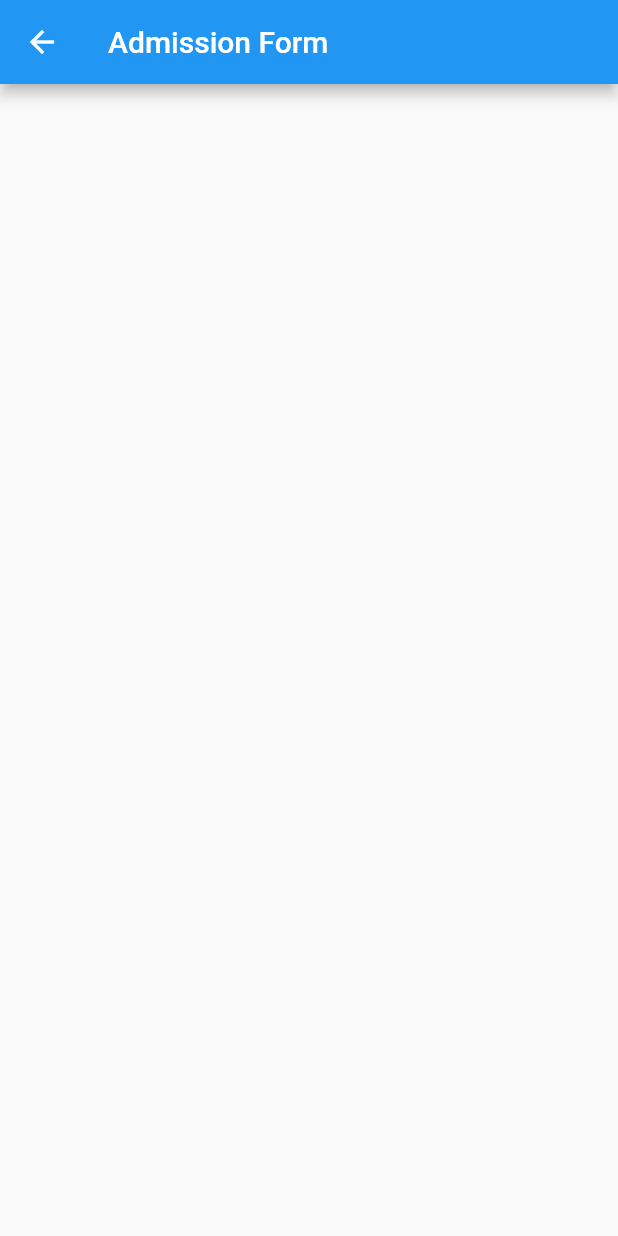
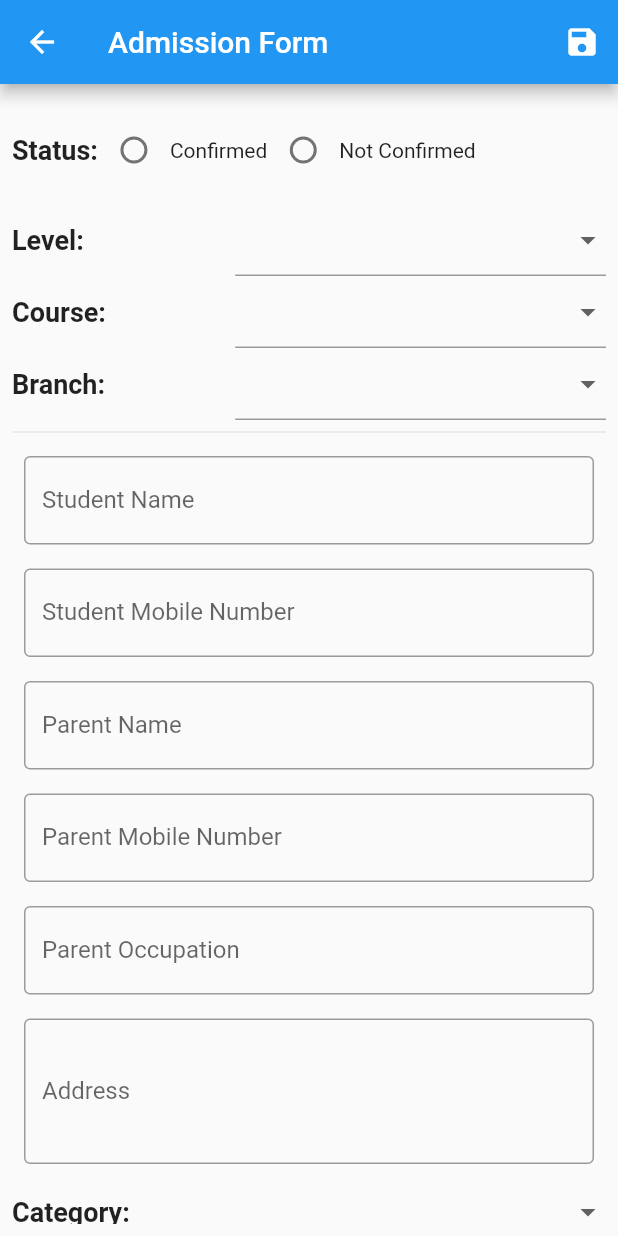
Before and after one commit to akesharwani23/college_db, a Flutter app: the AdmissionFormScreen screen opened by its route, on a phone screen of 412 x 824 dp. Run offline on Flutter 3.47's test engine with Material 2 defaults, Android fonts, the phone set to English and light mode, and no system bars; drawn by our look-alikes of flutter_form_builder; our stand-ins replace cloud_firestore, firebase_auth, firebase_core; accounts and stored records are empty.

Commit message:
admission form 75% made.

```diff
--- /dev/null
+++ b/lib/models/admission_candidate.dart
@@ -0,0 +1,141 @@
+import 'package:cloud_firestore/cloud_firestore.dart';
+
+class AdmissionCandidate {
+  String? _id;
+  String? _status;
+  String? _courseType;
+  String? _course;
+  String? _branch;
+  double? _feeForSem;
+  double? _paidByStudent;
+
+  //Personal Details
+  String? _name;
+  String? _mobileNumber;
+  String? _parentName;
+  String? _parentMobileNumber;
+  String? _parentOccupation;
+  String? _address;
+  String? _category; /*Caste Category*/
+
+  //Past Educational Detail
+  String? _previousInstituteName;
+  String? _rollNoLastExam;
+  bool? _appearedInEntranceExam;
+  String? _nameEntranceExam;
+  String? _rankEntranceExam;
+
+  //Other
+  bool _eligibleForScholarship = false;
+
+  Map<String, dynamic> _tomap() {
+    return {
+      'status': _status,
+      'courseType': _courseType,
+      'course': _course,
+      'branch': _branch,
+      'feeForSem': _feeForSem,
+      'paidByStudent': _paidByStudent,
+      'name': _name,
+      'mobileNumber': _mobileNumber,
+      'parentName': _parentName,
+      'parentMobileNumber': _parentMobileNumber,
+      'parentOccupation': _parentOccupation,
+      'address': _address,
+      'category': _category,
+      'previousInstituteName': _previousInstituteName,
+      'rollNoLastExam': _rollNoLastExam,
+      'appreadInEntranceExam': _appearedInEntranceExam,
+      'nameEntranceExam': _nameEntranceExam,
+      'rankEntranceExam': _rankEntranceExam,
+      'eligibleForScholarship': _eligibleForScholarship
+    };
+  }
+
+  void writeToDB() async {
+    await FirebaseFirestore.instance
+        .collection('admissions')
+        .doc()
+        .set(_tomap());
+  }
+
+  /* ---personal details related functions--- */
+  set setName(String name) {
+    _name = name;
+  }
+
+  set setMobileNumber(String number) {
+    _mobileNumber = number;
+  }
+
+  set setParentName(String name) {
+    _parentName = name;
+  }
+
+  set setParentMobileNumber(String number) {
+    _parentMobileNumber = number;
+  }
+
+  set setParentOccupation(String occupation) {
+    _parentOccupation = occupation;
+  }
+
+  set setAddress(String address) {
+    _address = address;
+  }
+
+  set setCategory(String category) {
+    _category = category;
+  }
+
+  /* previous educational details */
+  set setPrevInsituteName(String name) {
+    _previousInstituteName = name;
+  }
+
+  set setRollNoLastExam(String rollno) {
+    _rollNoLastExam = rollno;
+  }
+
+  set setAppearedInEntranceExam(bool didAppeared) {
+    _appearedInEntranceExam = didAppeared;
+  }
+
+  set setNameEntranceExam(String name) {
+    _nameEntranceExam = name;
+  }
+
+  set setRank(String rank) {
+    _rankEntranceExam = rank;
+  }
+
+  set setEligibleForScholarship(bool isEligible) {
+    _eligibleForScholarship = isEligible;
+  }
+
+  /* ----course related functions---- */
+  set setStatus(String status) {
+    _status = status;
+  }
+
+  set setCourseType(String courseType) {
+    _courseType = courseType;
+  }
+
+  set setCourse(String course) {
+    _course = course;
+  }
+
+  set setBranch(String branch) {
+    _branch = branch;
+  }
+
+  /* ---fee related functions -- */
+  set setFeeForSem(double price) {
+    _feeForSem = price;
+  }
+
+  set setPaidByStudent(double price) {
+    _paidByStudent = price;
+  }
+}
--- /dev/null
+++ b/lib/models/form_options.dart
@@ -0,0 +1,30 @@
+/**
+ * Form options stored as List<String>
+ */
+
+//TODO: Correct these writing. or write full name
+Map<String, List<String>> courseOptions = {
+  "UG": ["B.Tech", "B.Com", "BSc."],
+  "PG": ["M.Tech"],
+};
+
+Map<String, List<String>> branchOptions = {
+  "B.Tech": [
+    "CS",
+    "Civil Engineering",
+    "Mechanical ",
+    "Electronics",
+    "Electrical",
+    "IT"
+  ],
+  "BSc.": ["Biology"],
+  "B.Com": ["No Options"],
+  "M.Tech": [
+    "CS",
+    "Civil Engineering",
+    "Mechanical ",
+    "Electronics",
+    "Electrical",
+    "IT"
+  ]
+};
--- a/lib/screens/admission_form_screen.dart
+++ b/lib/screens/admission_form_screen.dart
@@ -1,4 +1,6 @@
 import 'package:flutter/material.dart';
+
+import '../widgets/admission_form.dart';
 
 class AdmissionFormScreen extends StatelessWidget {
   static const routeName = '/admission-form';
@@ -9,7 +11,17 @@ class AdmissionFormScreen extends StatelessWidget {
     return Scaffold(
       appBar: AppBar(
         title: Text('Admission Form'),
+        actions: [
+          IconButton(
+            onPressed: () {
+              //TODO: Call save
+              Navigator.of(context).pop();
+            },
+            icon: Icon(Icons.save),
+          )
+        ],
       ),
+      body: AdmissionForm(),
     );
   }
 }
--- a/lib/screens/home_screen.dart
+++ b/lib/screens/home_screen.dart
@@ -1,6 +1,7 @@
 import 'dart:convert';
 
 import 'package:cloud_firestore/cloud_firestore.dart';
+import 'package:college_db/models/admission_candidate.dart';
 import 'package:college_db/screens/admission_form_screen.dart';
 import 'package:firebase_auth/firebase_auth.dart';
 import 'package:flutter/material.dart';
--- /dev/null
+++ b/lib/widgets/admission_form.dart
@@ -0,0 +1,504 @@
+import '../models/admission_candidate.dart';
+import 'package:flutter/material.dart';
+import 'package:flutter_form_builder/flutter_form_builder.dart';
+import '../models/form_options.dart' as options;
+
+class AdmissionForm extends StatefulWidget {
+  AdmissionForm({Key? key}) : super(key: key);
+
+  @override
+  State<AdmissionForm> createState() => _AdmissionFormState();
+}
+
+class _AdmissionFormState extends State<AdmissionForm> {
+  final _formKey = GlobalKey<FormBuilderState>();
+
+  final _candidate = AdmissionCandidate();
+  var _courseOptions = [''];
+  var _branchOptions = [''];
+
+  void _updateLevelDependents(String? value) {
+    if (value == null) {
+      return;
+    }
+    setState(() {
+      if (_formKey.currentState!.fields['course'] != null) {
+        _formKey.currentState!.fields['course']!.reset();
+      }
+      if (_formKey.currentState!.fields['branch'] != null) {
+        _formKey.currentState!.fields['branch']!.reset();
+      }
+      _courseOptions = options.courseOptions[value] as List<String>;
+    });
+  }
+
+  void _updateCourseDependents(String? value) {
+    if (value == null) {
+      return;
+    }
+    setState(() {
+      if (_formKey.currentState!.fields['branch'] != null) {
+        _formKey.currentState!.fields['branch']!.reset();
+      }
+      _branchOptions = options.branchOptions[value] as List<String>;
+    });
+  }
+
+  void _submit() {
+    _formKey.currentState!.save();
+    if (_formKey.currentState!.validate()) {
+      var formFields = _formKey.currentState!.fields;
+      // _candidate.setStatus = formFields['status'] as String;
+      _candidate.setStatus = formFields['status']!.value;
+      _candidate.setName = formFields['name']!.value;
+      _candidate.setMobileNumber = formFields['mobileNumber']!.value;
+      _candidate.setParentName = formFields['parentName']!.value;
+      _candidate.setParentMobileNumber =
+          formFields['parentMobileNumber']!.value;
+      _candidate.setAddress = formFields['address']!.value;
+      _candidate.setCategory = formFields['category']!.value;
+      _candidate.setParentOccupation = formFields['parentOccupation']!.value;
+
+      _candidate.setCourseType = formFields['courseType']!.value;
+      _candidate.setCourse = formFields['course']!.value;
+      _candidate.setBranch = formFields['branch']!.value;
+
+      _candidate.writeToDB();
+    }
+  }
+
+  @override
+  Widget build(BuildContext context) {
+    final deviceSize = MediaQuery.of(context).size;
+    return Padding(
+      padding: const EdgeInsets.all(8.0),
+      child: SingleChildScrollView(
+        child: Column(
+          children: [
+            FormBuilder(
+                key: _formKey,
+                child: SingleChildScrollView(
+                  child: Column(
+                    children: [
+                      /**-------------
+                       * COURSE INFO SECTION
+                       */
+                      SingleChildScrollView(
+                        scrollDirection: Axis.horizontal,
+                        child: Row(
+                          children: [
+                            Text(
+                              'Status:',
+                              style: TextStyle(
+                                  fontSize: 18, fontWeight: FontWeight.bold),
+                            ),
+                            SizedBox(
+                              width: MediaQuery.of(context).size.height * 0.6,
+                              child: FormBuilderRadioGroup(
+                                  decoration: InputDecoration(
+                                    border: InputBorder.none,
+                                  ),
+                                  name: 'status',
+                                  validator: (String? value) {
+                                    if (value == null || value.isEmpty) {
+                                      return 'Please Select status';
+                                    }
+                                  },
+                                  options: ["Confirmed", "Not Confirmed"]
+                                      .map((option) => FormBuilderFieldOption(
+                                          value: option,
+                                          child: Text("$option")))
+                                      .toList()),
+                            ),
+                          ],
+                        ),
+                      ),
+                      Row(
+                        children: [
+                          Text(
+                            'Level: ',
+                            style: TextStyle(
+                                fontSize: 18, fontWeight: FontWeight.bold),
+                          ),
+                          Spacer(),
+                          SizedBox(
+                            width: deviceSize.width * 0.6,
+                            child: FormBuilderDropdown(
+                                name: 'courseType',
+                                validator: (String? value) {
+                                  if (value == null || value.isEmpty) {
+                                    return 'Please Select Level';
+                                  }
+                                },
+                                onChanged: (String? value) =>
+                                    _updateLevelDependents(value),
+                                items: options.courseOptions.keys
+                                    .map((option) => DropdownMenuItem(
+                                          child: Text('$option'),
+                                          value: option,
+                                        ))
+                                    .toList()),
+                          )
+                        ],
+                      ),
+                      Row(
+                        children: [
+                          Text(
+                            'Course: ',
+                            style: TextStyle(
+                                fontSize: 18, fontWeight: FontWeight.bold),
+                          ),
+                          Spacer(),
+                          SizedBox(
+                            width: deviceSize.width * 0.6,
+                            child: FormBuilderDropdown(
+                                name: 'course',
+                                validator: (String? value) {
+                                  if (value == null || value.isEmpty) {
+                                    return 'Please Select Course';
+                                  }
+                                },
+                                onChanged: (String? value) =>
+                                    _updateCourseDependents(value),
+                                items: _courseOptions
+                                    .map((option) => DropdownMenuItem(
+                                          child: Text('$option'),
+                                          value: option,
+                                        ))
+                                    .toList()),
+                          )
+                        ],
+                      ),
+                      Row(
+                        children: [
+                          Text(
+                            'Branch: ',
+                            style: TextStyle(
+                                fontSize: 18, fontWeight: FontWeight.bold),
+                          ),
+                          Spacer(),
+                          SizedBox(
+                            width: deviceSize.width * 0.6,
+                            child: FormBuilderDropdown(
+                                name: 'branch',
+                                validator: (String? value) {
+                                  if (value == null || value.isEmpty) {
+                                    return 'Please Select Branch';
+                                  }
+                                },
+                                items: _branchOptions
+                                    .map((option) => DropdownMenuItem(
+                                          child: Text('$option'),
+                                          value: option,
+                                        ))
+                                    .toList()),
+                          )
+                        ],
+                      ),
+                      Divider(),
+
+                      /**------------
+                       * PERSONAL DETAILS SECTION
+                       */
+                      Padding(
+                        padding: const EdgeInsets.all(8.0),
+                        child: FormBuilderTextField(
+                          name: 'name',
+                          validator: (String? value) {
+                            if (value == null || value.isEmpty) {
+                              return 'Please Enter Name';
+                            }
+                          },
+                          decoration: InputDecoration(
+                              labelText: 'Student Name',
+                              border: OutlineInputBorder()),
+                        ),
+                      ),
+                      Padding(
+                        padding: const EdgeInsets.all(8.0),
+                        child: FormBuilderTextField(
+                          name: 'mobileNumber',
+                          validator: (String? value) {
+                            if (value == null || value.isEmpty) {
+                              return 'Please Enter Mobile Number';
+                            }
+                          },
+                          keyboardType: TextInputType.number,
+                          decoration: InputDecoration(
+                              labelText: 'Student Mobile Number',
+                              border: OutlineInputBorder()),
+                        ),
+                      ),
+                      Padding(
+                        padding: const EdgeInsets.all(8.0),
+                        child: FormBuilderTextField(
+                          name: 'parentName',
+                          validator: (String? value) {
+                            if (value == null || value.isEmpty) {
+                              return 'Please Enter Field';
+                            }
+                          },
+                          decoration: InputDecoration(
+                              labelText: 'Parent Name',
+                              border: OutlineInputBorder()),
+                        ),
+                      ),
+                      Padding(
+                        padding: const EdgeInsets.all(8.0),
+                        child: FormBuilderTextField(
+                          name: 'parentMobileNumber',
+                          validator: (String? value) {
+                            if (value == null || value.isEmpty) {
+                              return 'Please Enter Field';
+                            }
+                          },
+                          keyboardType: TextInputType.number,
+                          decoration: InputDecoration(
+                              labelText: 'Parent Mobile Number',
+                              border: OutlineInputBorder()),
+                        ),
+                      ),
+                      Padding(
+                        padding: const EdgeInsets.all(8.0),
+                        child: FormBuilderTextField(
+                          name: 'parentOccupation',
+                          validator: (String? value) {
+                            if (value == null || value.isEmpty) {
+                              return 'Please Enter Field';
+                            }
+                          },
+                          decoration: InputDecoration(
+                              labelText: "Parent Occupation",
+                              border: OutlineInputBorder()),
+                        ),
+                      ),
+                      Padding(
+                        padding: const EdgeInsets.all(8.0),
+                        child: FormBuilderTextField(
+                          name: 'address',
+                          maxLines: 3,
+                          validator: (String? value) {
+                            if (value == null || value.isEmpty) {
+                              return 'Please Enter Field';
+                            }
+                          },
+                          decoration: InputDecoration(
+                              labelText: 'Address',
+                              border: OutlineInputBorder()),
+                        ),
+                      ),
+                      Row(
+                        children: [
+                          Text(
+                            'Category: ',
+                            style: TextStyle(
+                                fontSize: 18, fontWeight: FontWeight.bold),
+                          ),
+                          Spacer(),
+                          SizedBox(
+                            width: deviceSize.width * 0.6,
+                            child: FormBuilderDropdown(
+                              name: 'category',
+                              validator: (String? value) {
+                                if (value == null || value.isEmpty) {
+                                  return 'Please Select Field';
+                                }
+                              },
+                              items: ["General", "OBC", "ST", "SC"]
+                                  .map((option) => DropdownMenuItem(
+                                        value: option,
+                                        child: Text('$option'),
+                                      ))
+                                  .toList(),
+                            ),
+                          )
+                        ],
+                      ),
+                    ],
+                  ),
+                )),
+            Row(
+              mainAxisAlignment: MainAxisAlignment.end,
+              children: [
+                Padding(
+                  // TODO: Show confirmDialog
+                  padding: const EdgeInsets.all(8.0),
+                  child: ElevatedButton.icon(
+                    style: ElevatedButton.styleFrom(primary: Colors.redAccent),
+                    onPressed: () {
+                      if (_formKey.currentState != null) {
+                        _formKey.currentState!.reset();
+                      }
+                    },
+                    icon: Icon(Icons.restore),
+                    label: Text('Reset'),
+                  ),
+                ),
+                Spacer(),
+                Padding(
+                  // TODO: Show confirm dialog
+                  padding: const EdgeInsets.all(8.0),
+                  child: ElevatedButton.icon(
+                      onPressed: _submit,
+                      icon: Icon(Icons.save),
+                      label: Text('Submit')),
+                ),
+              ],
+            ),
+          ],
+        ),
+      ),
+    );
+  }
+}
+
+// class MaybeWillUseLater extends StatelessWidget {
+//   const MaybeWillUseLater({
+//     Key? key,
+//   }) : super(key: key);
+
+//   @override
+//   Widget build(BuildContext context) {
+//     return Column(
+//       children: <Widget>[
+//         FormBuilderFilterChip(
+//           name: 'filter_chip',
+//           decoration: InputDecoration(
+//             labelText: 'Select many options',
+//           ),
+//           options: [
+//             FormBuilderFieldOption(value: 'Test', child: Text('Test')),
+//             FormBuilderFieldOption(
+//                 value: 'Test 1', child: Text('Test 1')),
+//             FormBuilderFieldOption(
+//                 value: 'Test 2', child: Text('Test 2')),
+//             FormBuilderFieldOption(
+//                 value: 'Test 3', child: Text('Test 3')),
+//             FormBuilderFieldOption(
+//                 value: 'Test 4', child: Text('Test 4')),
+//           ],
+//         ),
+//         FormBuilderChoiceChip(
+//           name: 'choice_chip',
+//           decoration: InputDecoration(
+//             labelText: 'Select an option',
+//           ),
+//           options: [
+//             FormBuilderFieldOption(value: 'Test', child: Text('Test')),
+//             FormBuilderFieldOption(
+//                 value: 'Test 1', child: Text('Test 1')),
+//             FormBuilderFieldOption(
+//                 value: 'Test 2', child: Text('Test 2')),
+//             FormBuilderFieldOption(
+//                 value: 'Test 3', child: Text('Test 3')),
+//             FormBuilderFieldOption(
+//                 value: 'Test 4', child: Text('Test 4')),
+//           ],
+//         ),
+//         FormBuilderDateTimePicker(
+//           name: 'date',
+//           // onChanged: _onChanged,
+//           inputType: InputType.time,
+//           decoration: InputDecoration(
+//             labelText: 'Appointment Time',
+//           ),
+//           initialTime: TimeOfDay(hour: 8, minute: 0),
+//           // initialValue: DateTime.now(),
+//           // enabled: true,
+//         ),
+//         FormBuilderDateRangePicker(
+//           name: 'date_range',
+//           firstDate: DateTime(1970),
+//           lastDate: DateTime(2030),
+//           // format: DateFormat('yyyy-MM-dd'),
+//           // onChanged: _onChanged,
+//           decoration: InputDecoration(
+//             labelText: 'Date Range',
+//             helperText: 'Helper text',
+//             hintText: 'Hint text',
+//           ),
+//         ),
+//         FormBuilderSlider(
+//           name: 'slider',
+//           // validator: FormBuilderValidators.compose([
+//           //   FormBuilderValidators.min(context, 6),
+//           // ]),
+//           // onChanged: _onChanged,
+//           min: 0.0,
+//           max: 10.0,
+//           initialValue: 7.0,
+//           divisions: 20,
+//           activeColor: Colors.red,
+//           inactiveColor: Colors.pink[100],
+//           decoration: InputDecoration(
+//             labelText: 'Number of things',
+//           ),
+//         ),
+//         FormBuilderCheckbox(
+//           name: 'accept_terms',
+//           initialValue: false,
+//           // onChanged: _onChanged,
+//           title: RichText(
+//             text: TextSpan(
+//               children: [
+//                 TextSpan(
+//                   text: 'I have read and agree to the ',
+//                   style: TextStyle(color: Colors.black),
+//                 ),
+//                 TextSpan(
+//                   text: 'Terms and Conditions',
+//                   style: TextStyle(color: Colors.blue),
+//                 ),
+//               ],
+//             ),
+//           ),
+//           // validator: FormBuilderValidators.equal(
+//           //   context,
+//           //   true,
+//           //   errorText: 'You must accept terms and conditions to continue',
+//           // ),
+//         ),
+//         FormBuilderTextField(
+//           name: 'age',
+//           decoration: InputDecoration(
+//             labelText:
+//                 'This value is passed along to the [Text.maxLines] attribute of the [Text] widget used to display the hint text.',
+//           ),
+//           // onChanged: _onChanged,
+//           validator: (value) {
+//             if (value != null && int.parse(value) < 18) {
+//               return 'You cannot enter';
+//             }
+//           },
+//           // valueTransformer: (text) => num.tryParse(text),
+//           // validator: FormBuilderValidators.compose([
+//           //   FormBuilderValidators.required(context),
+//           //   FormBuilderValidators.numeric(context),
+//           //   FormBuilderValidators.max(context, 70),
+//           // ]),
+//           keyboardType: TextInputType.number,
+//         ),
+//         FormBuilderDropdown(
+//           name: 'gender',
+//           decoration: InputDecoration(
+//             labelText: 'Gender',
+//           ),
+//           // initialValue: 'Male',
+//           allowClear: true,
+//           hint: Text('Select Gender'),
+//           validator: (value) {
+//             if (value == null) {
+//               return 'please select something';
+//             }
+//           },
+//           items: ["MALE", "FEMALE", "OTHER"]
+//               .map((gender) => DropdownMenuItem(
+//                     value: gender,
+//                     child: Text('$gender'),
+//                   ))
+//               .toList(),
+//         ),
+//       ],
+//     );
+//   }
+// }
--- a/pubspec.yaml
+++ b/pubspec.yaml
@@ -37,6 +37,7 @@ dependencies:
   firebase_auth: ^3.3.11
   firebase_core: ^1.13.1
   cloud_firestore: ^3.1.10
+  flutter_form_builder: ^7.1.1
 
 dev_dependencies:
   flutter_test:
```
Also changed, not shown: pubspec.lock.
